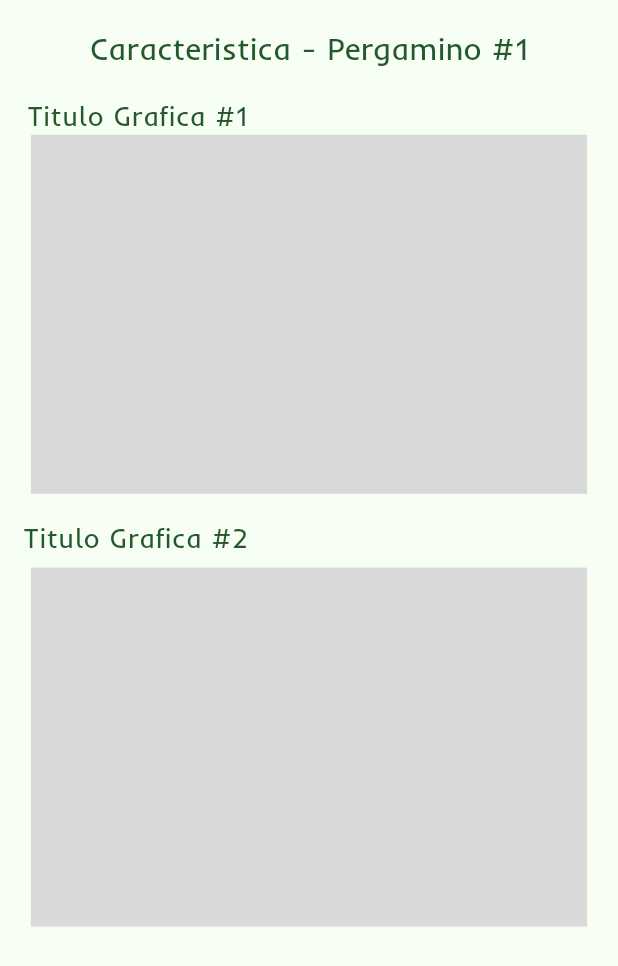
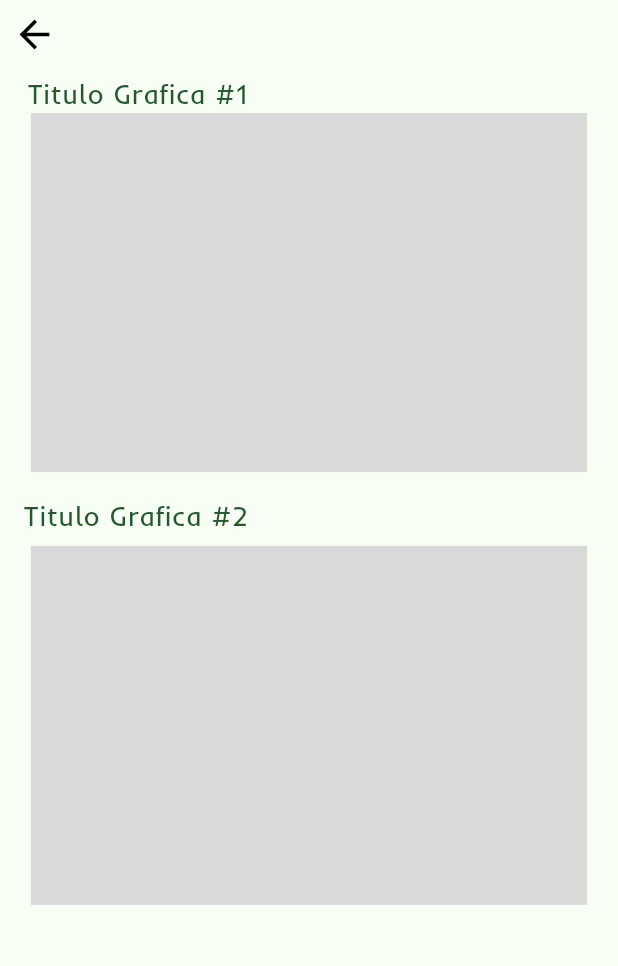
Before and after one commit to JuanA1525/Coffee_Monitor, a Flutter app: the GraficaScreen screen opened by its route, on a phone screen of 412 x 824 dp. Shown: the top 966 px of the screen. Run offline on Flutter 3.47's test engine with Material 3 defaults, Android fonts, the phone set to English and light mode, and no system bars; our stand-ins replace cached_network_image, carousel_slider, connectivity_plus, flutter_svg, smooth_page_indicator; project files that could hold a hidden picture were left out.

Commit message:
simple advert fixing

```diff
--- a/analysis_options.yaml
+++ b/analysis_options.yaml
@@ -7,8 +7,6 @@
 
 # The following line activates a set of recommended lints for Flutter apps,
 # packages, and plugins designed to encourage good coding practices.
-include: package:flutter_lints/flutter.yaml
-
 linter:
   # The lint rules applied to this project can be customized in the
   # section below to disable rules from the `package:flutter_lints/flutter.yaml`
@@ -23,6 +21,5 @@ linter:
   rules:
     # avoid_print: false  # Uncomment to disable the `avoid_print` rule
     # prefer_single_quotes: true  # Uncomment to enable the `prefer_single_quotes` rule
-
 # Additional information about this file can be found at
 # https://dart.dev/guides/language/analysis-options
--- a/lib/core/utils/size_utils.dart
+++ b/lib/core/utils/size_utils.dart
@@ -54,7 +54,6 @@ class Sizer extends StatelessWidget {
 }
 // ignore_for_file: must_be_immutable
 
-// ignore_for_file: must_be_immutable
 class SizeUtils {
   /// Device's BoxConstraints
   static late BoxConstraints boxConstraints;
--- a/lib/presentation/grafica_screen/grafica_screen.dart
+++ b/lib/presentation/grafica_screen/grafica_screen.dart
@@ -1,6 +1,5 @@
 import 'package:flutter/material.dart';
 import '../../core/app_export.dart';
-import '../../widgets/app_bar/appbar_title.dart';
 import '../../widgets/app_bar/custom_app_bar.dart';
 
 class GraficaScreen extends StatelessWidget {
@@ -16,7 +15,7 @@ class GraficaScreen extends StatelessWidget {
         appBar: _buildAppBar(context),
         body: Container(
           width: double.maxFinite,
-          padding: EdgeInsets.symmetric(horizontal: 12.h),
+          padding: EdgeInsets.symmetric(horizontal: 12.h, vertical: 10.v),
           child: Column(
             crossAxisAlignment: CrossAxisAlignment.start,
             children: [
@@ -59,10 +58,13 @@ class GraficaScreen extends StatelessWidget {
   /// Section Widget
   PreferredSizeWidget _buildAppBar(BuildContext context) {
     return CustomAppBar(
-      height: 44.v,
-      centerTitle: true,
-      title: AppbarTitle(
-        text: "Caracteristica - Pergamino #1",
+      leading: IconButton(
+        icon: Icon(Icons.arrow_back), // replace with your desired icon
+        iconSize: 30.0, // specify your desired size here
+        onPressed: () {
+          print("Back Button Pressed");
+          Navigator.pop(context);
+        },
       ),
     );
   }
--- a/lib/routes/app_routes.dart
+++ b/lib/routes/app_routes.dart
@@ -3,7 +3,7 @@ import '../presentation/app_navigation_screen/app_navigation_screen.dart';
 import '../presentation/clima_screen/clima_screen.dart';
 import '../presentation/grafica_screen/grafica_screen.dart';
 import '../presentation/home_screen/home_screen.dart';
-import '../presentation/pergamino_screen/pergamino_screen.dart'; // ignore_for_file: must_be_immutable
+import '../presentation/pergamino_screen/pergamino_screen.dart';
 
 // ignore_for_file: must_be_immutable
 class AppRoutes {
--- a/lib/theme/custom_text_style.dart
+++ b/lib/theme/custom_text_style.dart
@@ -8,12 +8,14 @@ extension on TextStyle {
     );
   }
 
+  // ignore: unused_element
   TextStyle get inder {
     return copyWith(
       fontFamily: 'Inder',
     );
   }
 
+  // ignore: unused_element
   TextStyle get inriaSerif {
     return copyWith(
       fontFamily: 'Inria Serif',
--- a/lib/theme/theme_helper.dart
+++ b/lib/theme/theme_helper.dart
@@ -6,7 +6,6 @@ PrimaryColors get appTheme => ThemeHelper().themeColor();
 ThemeData get theme => ThemeHelper().themeData();
 
 /// Helper class for managing themes and colors.
-// ignore_for_file: must_be_immutable
 
 // ignore_for_file: must_be_immutable
 class ThemeHelper {
--- a/lib/widgets/app_bar/appbar_leading_image.dart
+++ b/lib/widgets/app_bar/appbar_leading_image.dart
@@ -1,6 +1,5 @@
 import 'package:flutter/material.dart';
-import '../../core/app_export.dart'; // ignore: must_be_immutable
-// ignore_for_file: must_be_immutable
+import '../../core/app_export.dart';
 
 // ignore_for_file: must_be_immutable
 class AppbarLeadingImage extends StatelessWidget {
--- a/lib/widgets/app_bar/appbar_title.dart
+++ b/lib/widgets/app_bar/appbar_title.dart
@@ -1,6 +1,5 @@
 import 'package:flutter/material.dart';
-import '../../core/app_export.dart'; // ignore: must_be_immutable
-// ignore_for_file: must_be_immutable
+import '../../core/app_export.dart';
 
 // ignore_for_file: must_be_immutable
 class AppbarTitle extends StatelessWidget {
```
Also changed, not shown: lib/presentation/home_screen/home_screen.dart (+12 -1 lines), lib/presentation/pergamino_screen/pergamino_screen.dart (+17 -2 lines).
